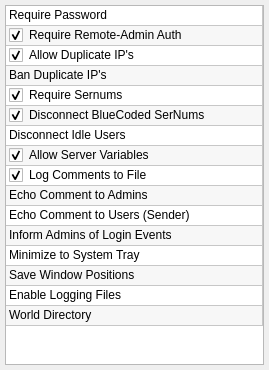
The window that ui/widgets/settingswidget.ui (StarixWoS/ReMix) describes before a commit, drawn with Qt 5.
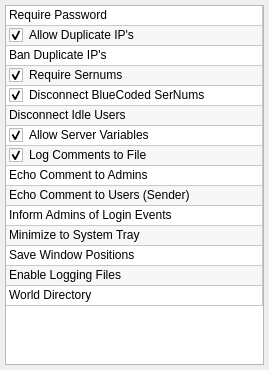
The same window after the commit.

What changed in the file:
```diff
--- a/ui/widgets/settingswidget.ui
+++ b/ui/widgets/settingswidget.ui
@@ -86,17 +86,17 @@
        <string>1</string>
       </property>
       <property name="toolTip">
-       <string>Remote Administrators will be required to enter their password when connecting.</string>
-      </property>
-     </row>
-     <row>
-      <property name="text">
-       <string>2</string>
-      </property>
-      <property name="toolTip">
        <string>Users will be unable to connect to your servers with more than one client.</string>
       </property>
      </row>
+     <row>
+      <property name="text">
+       <string>2</string>
+      </property>
+      <property name="toolTip">
+       <string>Users attempting to connect with more than one client will be banned.</string>
+      </property>
+     </row>
      <row>
       <property name="text">
        <string>3</string>
@@ -186,14 +186,6 @@
       <property name="text">
        <string>14</string>
       </property>
-      <property name="toolTip">
-       <string>All Ban, Mute, Disconnect, Usage, and UPNP logs will be logged to file.</string>
-      </property>
-     </row>
-     <row>
-      <property name="text">
-       <string>15</string>
-      </property>
      </row>
      <column>
       <property name="text">
@@ -213,17 +205,6 @@
      </item>
      <item row="1" column="0">
       <property name="text">
-       <string>Require Remote-Admin Auth</string>
-      </property>
-      <property name="toolTip">
-       <string>Remote Administrators will be required to enter their password when connecting.</string>
-      </property>
-      <property name="checkState">
-       <enum>Checked</enum>
-      </property>
-     </item>
-     <item row="2" column="0">
-      <property name="text">
        <string>Allow Duplicate IP's</string>
       </property>
       <property name="toolTip">
@@ -233,7 +214,7 @@
        <enum>Checked</enum>
       </property>
      </item>
-     <item row="3" column="0">
+     <item row="2" column="0">
       <property name="text">
        <string>Ban Duplicate IP's</string>
       </property>
@@ -244,7 +225,7 @@
        <enum>Unchecked</enum>
       </property>
      </item>
-     <item row="4" column="0">
+     <item row="3" column="0">
       <property name="text">
        <string>Require Sernums</string>
       </property>
@@ -255,7 +236,7 @@
        <enum>Checked</enum>
       </property>
      </item>
-     <item row="5" column="0">
+     <item row="4" column="0">
       <property name="text">
        <string>Disconnect BlueCoded SerNums</string>
       </property>
@@ -266,7 +247,7 @@
        <enum>Checked</enum>
       </property>
      </item>
-     <item row="6" column="0">
+     <item row="5" column="0">
       <property name="text">
        <string>Disconnect Idle Users</string>
       </property>
@@ -277,7 +258,7 @@
        <enum>Unchecked</enum>
       </property>
      </item>
-     <item row="7" column="0">
+     <item row="6" column="0">
       <property name="text">
        <string>Allow Server Variables</string>
       </property>
@@ -288,7 +269,7 @@
        <enum>Checked</enum>
       </property>
      </item>
-     <item row="8" column="0">
+     <item row="7" column="0">
       <property name="text">
        <string>Log Comments to File</string>
       </property>
@@ -299,7 +280,7 @@
        <enum>Checked</enum>
       </property>
      </item>
-     <item row="9" column="0">
+     <item row="8" column="0">
       <property name="text">
        <string>Echo Comment to Admins</string>
       </property>
@@ -310,7 +291,7 @@
        <enum>Unchecked</enum>
       </property>
      </item>
-     <item row="10" column="0">
+     <item row="9" column="0">
       <property name="text">
        <string>Echo Comment to Users (Sender)</string>
       </property>
@@ -321,7 +302,7 @@
        <enum>Unchecked</enum>
       </property>
      </item>
-     <item row="11" column="0">
+     <item row="10" column="0">
       <property name="text">
        <string>Inform Admins of Login Events</string>
       </property>
@@ -332,7 +313,7 @@
        <enum>Unchecked</enum>
       </property>
      </item>
-     <item row="12" column="0">
+     <item row="11" column="0">
       <property name="text">
        <string>Minimize to System Tray</string>
       </property>
@@ -343,7 +324,7 @@
        <enum>Unchecked</enum>
       </property>
      </item>
-     <item row="13" column="0">
+     <item row="12" column="0">
       <property name="text">
        <string>Save Window Positions</string>
       </property>
@@ -354,7 +335,7 @@
        <enum>Unchecked</enum>
       </property>
      </item>
-     <item row="14" column="0">
+     <item row="13" column="0">
       <property name="text">
        <string>Enable Logging Files</string>
       </property>
@@ -365,7 +346,7 @@
        <enum>Unchecked</enum>
       </property>
      </item>
-     <item row="15" column="0">
+     <item row="14" column="0">
       <property name="text">
        <string>World Directory</string>
       </property>
```
Left out of the diff: 24 changed lines with no effect on the pictures.
